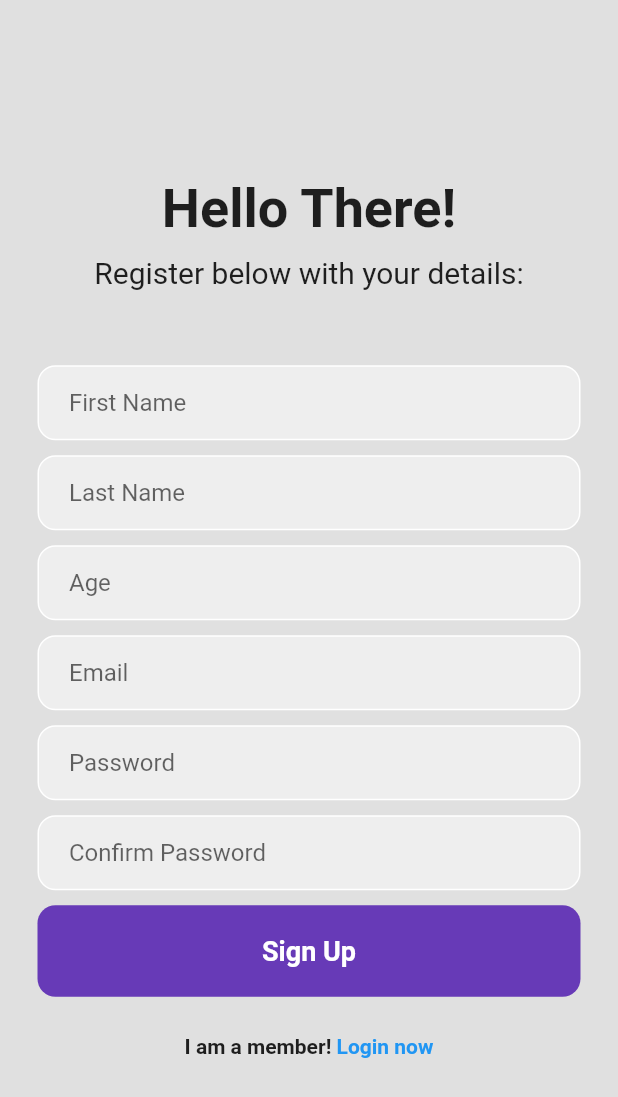
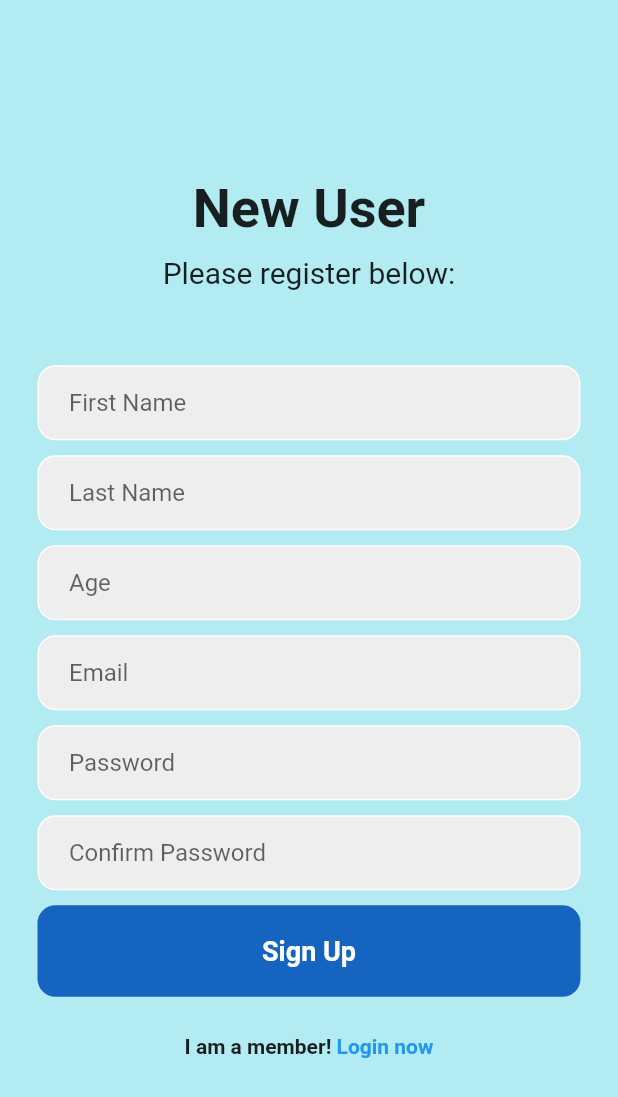
Before and after one commit to olenaaa/MAS-HW1, a Flutter app: the screen it shows after launch, after a tap on "Register now", on a phone screen of 412 x 824 dp. Shown: the top 1097 px of the screen. Run offline on Flutter 3.47's test engine with Material 2 defaults, Android fonts, the phone set to English and light mode, and no system bars; our stand-ins replace cloud_firestore, firebase_auth, firebase_core; accounts and stored records are empty; network calls fail; statements that could not run were skipped.

Commit message:
edit style

```diff
--- a/lib/pages/login_page.dart
+++ b/lib/pages/login_page.dart
@@ -35,7 +35,7 @@ class _LoginPageState extends State<LoginPage> {
   @override
   Widget build(BuildContext context) {
     return Scaffold(
-        backgroundColor: Colors.grey[300],
+        backgroundColor: Colors.cyan[100],
         body: SafeArea(
           child: Center(
             child: SingleChildScrollView(
@@ -43,14 +43,14 @@ class _LoginPageState extends State<LoginPage> {
                   mainAxisAlignment: MainAxisAlignment.center,
                   children: [
                     Icon(
-                      Icons.phone_android,
+                      Icons.account_box_outlined,
                       size: 100,
                     ),
                     SizedBox(height: 75),
 
                     // Hello Again!
                     const Text(
-                      'Hello Again!',
+                      'Mini Social Media',
                       style: TextStyle(
                         fontWeight: FontWeight.bold,
                         fontSize: 36,
@@ -58,7 +58,7 @@ class _LoginPageState extends State<LoginPage> {
                     ),
                     SizedBox(height: 10),
                     const Text(
-                      'Welcome back, you\'ve been missed!!',
+                      'Welcome! Please sign in:',
                       style: TextStyle(
                         fontSize: 20,
                       ),
@@ -148,7 +148,7 @@ class _LoginPageState extends State<LoginPage> {
                         child: Container(
                           padding: const EdgeInsets.all(20),
                           decoration: BoxDecoration(
-                            color: Colors.deepPurple,
+                            color: Colors.blue[800],
                             borderRadius: BorderRadius.circular(12),
                           ),
                           child: Center(
@@ -191,7 +191,6 @@ class _LoginPageState extends State<LoginPage> {
                   ]),
             ),
           ),
-        )
-      );
+        ));
   }
 }
--- a/lib/pages/register_page.dart
+++ b/lib/pages/register_page.dart
@@ -84,7 +84,7 @@ class _RegisterPageState extends State<RegisterPage> {
   @override
   Widget build(BuildContext context) {
     return Scaffold(
-        backgroundColor: Colors.grey[300],
+        backgroundColor: Colors.cyan[100],
         body: SafeArea(
           child: Center(
             child: SingleChildScrollView(
@@ -93,7 +93,7 @@ class _RegisterPageState extends State<RegisterPage> {
                   children: [
                     // Hello Again!
                     const Text(
-                      'Hello There!',
+                      'New User',
                       style: TextStyle(
                         fontWeight: FontWeight.bold,
                         fontSize: 36,
@@ -101,7 +101,7 @@ class _RegisterPageState extends State<RegisterPage> {
                     ),
                     SizedBox(height: 10),
                     const Text(
-                      'Register below with your details:',
+                      'Please register below:',
                       style: TextStyle(
                         fontSize: 20,
                       ),
@@ -251,7 +251,7 @@ class _RegisterPageState extends State<RegisterPage> {
                         child: Container(
                           padding: const EdgeInsets.all(20),
                           decoration: BoxDecoration(
-                            color: Colors.deepPurple,
+                            color: Colors.blue[800],
                             borderRadius: BorderRadius.circular(12),
                           ),
                           child: Center(
--- a/lib/read data/get_user_name.dart
+++ b/lib/read data/get_user_name.dart
@@ -17,8 +17,10 @@ class GetUserName extends StatelessWidget {
         if (snapshot.connectionState == ConnectionState.done) {
           Map<String, dynamic> data =
               snapshot.data!.data() as Map<String, dynamic>;
-          return Text('${data['first name']}' + ' ' +
-              '${data['last name']}' + ' ' +
+          return Text('${data['first name']}' +
+              ' ' +
+              '${data['last name']}' +
+              ' age ' +
               '${data['age']}');
         }
         return Text('loading..');
```
Also changed, not shown: lib/pages/home_page.dart (+5 -3 lines).
